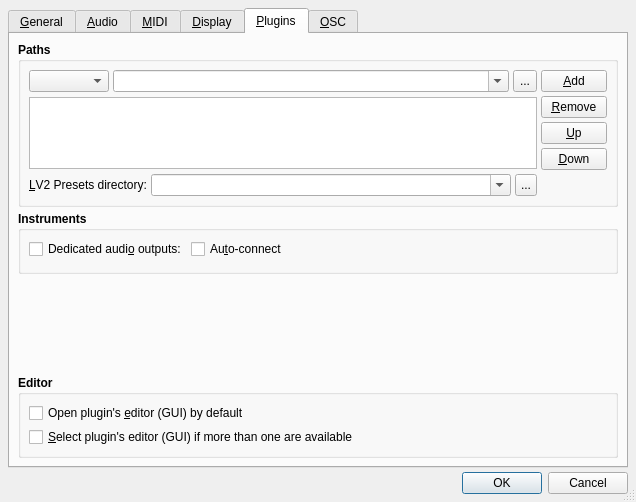
The window that src/qtractorOptionsForm.ui (samfemboeck/qtractor) describes before a commit, drawn with Qt 5.
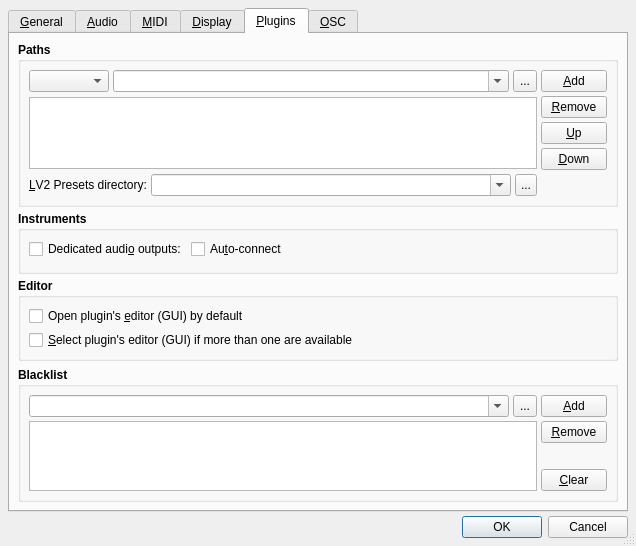
The same window after the commit. The open tabs and pages were chosen to show the change. Icons and pictures are not drawn. Custom widgets are drawn as their Qt base class.

Commit message: - Introducing plug-in blacklisting, on user discretion (in View   /Options.../Plugins/Blacklist) and on inventory scan (crashed   plug-ins are now automatically blacklisted). (EXPERIMENTAL)

```diff
--- a/src/qtractorOptionsForm.ui
+++ b/src/qtractorOptionsForm.ui
@@ -3625,19 +3625,6 @@
          </layout>
         </widget>
        </item>
-       <item>
-        <spacer>
-         <property name="orientation">
-          <enum>Qt::Vertical</enum>
-         </property>
-         <property name="sizeHint">
-          <size>
-           <width>20</width>
-           <height>4</height>
-          </size>
-         </property>
-        </spacer>
-       </item>
        <item>
         <widget class="QGroupBox" name="PluginsEditorGroupBox">
          <property name="font">
@@ -3694,6 +3681,225 @@
          </layout>
         </widget>
        </item>
+       <item>
+        <spacer>
+         <property name="orientation">
+          <enum>Qt::Vertical</enum>
+         </property>
+         <property name="sizeHint">
+          <size>
+           <width>20</width>
+           <height>4</height>
+          </size>
+         </property>
+        </spacer>
+       </item>
+       <item>
+        <widget class="QGroupBox" name="PluginsBlacklistGroupBox">
+         <property name="font">
+          <font>
+           <weight>75</weight>
+           <bold>true</bold>
+          </font>
+         </property>
+         <property name="title">
+          <string>Blacklist</string>
+         </property>
+         <property name="flat">
+          <bool>true</bool>
+         </property>
+         <layout class="QGridLayout">
+          <item row="0" column="0" colspan="2">
+           <layout class="QHBoxLayout">
+            <item>
+             <widget class="QComboBox" name="PluginBlacklistPathComboBox">
+              <property name="minimumSize">
+               <size>
+                <width>320</width>
+                <height>0</height>
+               </size>
+              </property>
+              <property name="font">
+               <font>
+                <weight>50</weight>
+                <bold>false</bold>
+               </font>
+              </property>
+              <property name="toolTip">
+               <string>Plugin blacklist path</string>
+              </property>
+              <property name="editable">
+               <bool>true</bool>
+              </property>
+             </widget>
+            </item>
+            <item>
+             <widget class="QToolButton" name="PluginBlacklistPathToolButton">
+              <property name="minimumSize">
+               <size>
+                <width>22</width>
+                <height>22</height>
+               </size>
+              </property>
+              <property name="maximumSize">
+               <size>
+                <width>24</width>
+                <height>24</height>
+               </size>
+              </property>
+              <property name="font">
+               <font>
+                <weight>50</weight>
+                <bold>false</bold>
+               </font>
+              </property>
+              <property name="toolTip">
+               <string>Browse plugin blacklist path</string>
+              </property>
+              <property name="text">
+               <string>...</string>
+              </property>
+              <property name="icon">
+               <iconset resource="qtractor.qrc">:/images/fileOpen.png</iconset>
+              </property>
+             </widget>
+            </item>
+            <item>
+             <widget class="QToolButton" name="PluginBlacklistAddToolButton">
+              <property name="minimumSize">
+               <size>
+                <width>66</width>
+                <height>22</height>
+               </size>
+              </property>
+              <property name="maximumSize">
+               <size>
+                <width>60</width>
+                <height>24</height>
+               </size>
+              </property>
+              <property name="font">
+               <font>
+                <weight>50</weight>
+                <bold>false</bold>
+               </font>
+              </property>
+              <property name="toolTip">
+               <string>Add plugin blacklist path</string>
+              </property>
+              <property name="text">
+               <string>&amp;Add</string>
+              </property>
+              <property name="toolButtonStyle">
+               <enum>Qt::ToolButtonTextBesideIcon</enum>
+              </property>
+             </widget>
+            </item>
+           </layout>
+          </item>
+          <item row="1" column="0" rowspan="3">
+           <widget class="QListWidget" name="PluginBlacklistWidget">
+            <property name="maximumSize">
+             <size>
+              <width>32767</width>
+              <height>72</height>
+             </size>
+            </property>
+            <property name="font">
+             <font>
+              <weight>50</weight>
+              <bold>false</bold>
+             </font>
+            </property>
+            <property name="statusTip">
+             <string>Plugin blacklist paths</string>
+            </property>
+            <property name="selectionBehavior">
+             <enum>QAbstractItemView::SelectRows</enum>
+            </property>
+            <property name="uniformItemSizes">
+             <bool>true</bool>
+            </property>
+           </widget>
+          </item>
+          <item row="1" column="1">
+           <widget class="QToolButton" name="PluginBlacklistRemoveToolButton">
+            <property name="minimumSize">
+             <size>
+              <width>66</width>
+              <height>22</height>
+             </size>
+            </property>
+            <property name="maximumSize">
+             <size>
+              <width>60</width>
+              <height>24</height>
+             </size>
+            </property>
+            <property name="font">
+             <font>
+              <weight>50</weight>
+              <bold>false</bold>
+             </font>
+            </property>
+            <property name="toolTip">
+             <string>Remove plugin blacklist path</string>
+            </property>
+            <property name="text">
+             <string>&amp;Remove</string>
+            </property>
+            <property name="toolButtonStyle">
+             <enum>Qt::ToolButtonTextBesideIcon</enum>
+            </property>
+           </widget>
+          </item>
+          <item row="2" column="1">
+           <spacer>
+            <property name="orientation">
+             <enum>Qt::Vertical</enum>
+            </property>
+            <property name="sizeHint">
+             <size>
+              <width>20</width>
+              <height>4</height>
+             </size>
+            </property>
+           </spacer>
+          </item>
+          <item row="3" column="1">
+           <widget class="QToolButton" name="PluginBlacklistClearToolButton">
+            <property name="minimumSize">
+             <size>
+              <width>66</width>
+              <height>22</height>
+             </size>
+            </property>
+            <property name="maximumSize">
+             <size>
+              <width>60</width>
+              <height>24</height>
+             </size>
+            </property>
+            <property name="font">
+             <font>
+              <weight>50</weight>
+              <bold>false</bold>
+             </font>
+            </property>
+            <property name="toolTip">
+             <string>Clear plugin blacklist paths</string>
+            </property>
+            <property name="text">
+             <string>&amp;Clear</string>
+            </property>
+            <property name="toolButtonStyle">
+             <enum>Qt::ToolButtonTextBesideIcon</enum>
+            </property>
+           </widget>
+          </item>
+         </layout>
+        </widget>
+       </item>
       </layout>
      </widget>
      <widget class="QWidget" name="OscTabPage">
```
Left out of the diff: 6 changed lines with no effect on the pictures. The commit also changes 13 other files.
